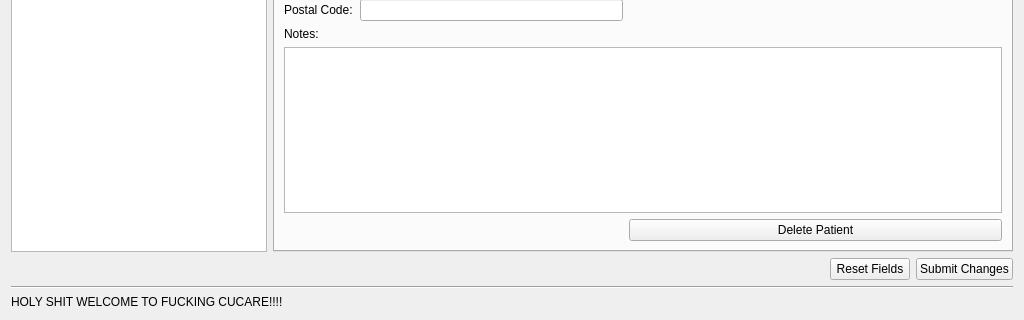
Above: CuCare/GUI/patientviewwindow.ui from svershin/cuCare before the change; both pictures show x 0 to 1024 and y 448 to 768 of the 1024 by 768 pixel window. Below: the same form after it.
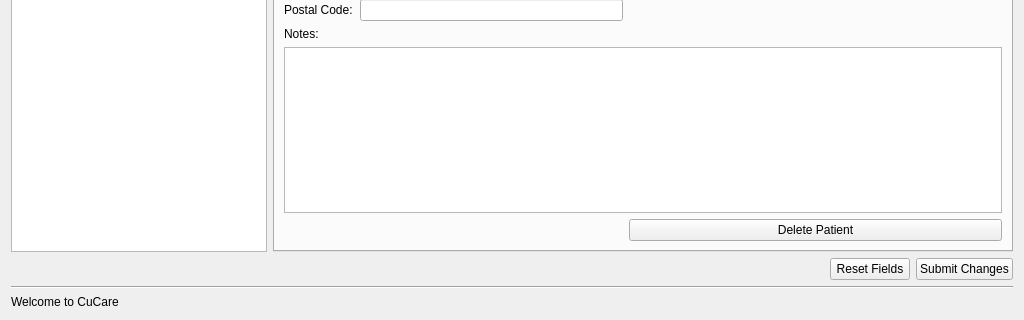
That is the form after the change.

```diff
--- a/CuCare/GUI/patientviewwindow.ui
+++ b/CuCare/GUI/patientviewwindow.ui
@@ -97,7 +97,7 @@
    <item row="4" column="0" colspan="2">
     <widget class="QLabel" name="StatusLabel">
      <property name="text">
-      <string>HOLY SHIT WELCOME TO FUCKING CUCARE!!!!</string>
+      <string>Welcome to CuCare</string>
      </property>
     </widget>
    </item>
```
